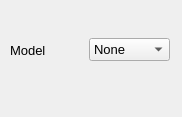
The window that Project1/componentrender.ui (MarcLF/CuteTProject1) describes before a commit, drawn with Qt 5.
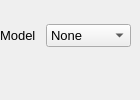
The same window after the commit.

Patch:
```diff
--- a/Project1/componentrender.ui
+++ b/Project1/componentrender.ui
@@ -6,20 +6,26 @@
    <rect>
     <x>0</x>
     <y>0</y>
-    <width>182</width>
-    <height>117</height>
+    <width>140</width>
+    <height>100</height>
    </rect>
   </property>
+  <property name="maximumSize">
+   <size>
+    <width>140</width>
+    <height>16777215</height>
+   </size>
+  </property>
   <property name="windowTitle">
    <string>Form</string>
   </property>
   <widget class="QWidget" name="horizontalLayoutWidget">
    <property name="geometry">
     <rect>
-     <x>10</x>
+     <x>0</x>
      <y>10</y>
-     <width>160</width>
-     <height>80</height>
+     <width>131</width>
+     <height>51</height>
     </rect>
    </property>
    <layout class="QHBoxLayout" name="horizontalLayout">
@@ -59,7 +65,7 @@
       </item>
       <item>
        <property name="text">
-        <string>Palmtree</string>
+        <string>PalmTree</string>
        </property>
       </item>
      </widget>
```
